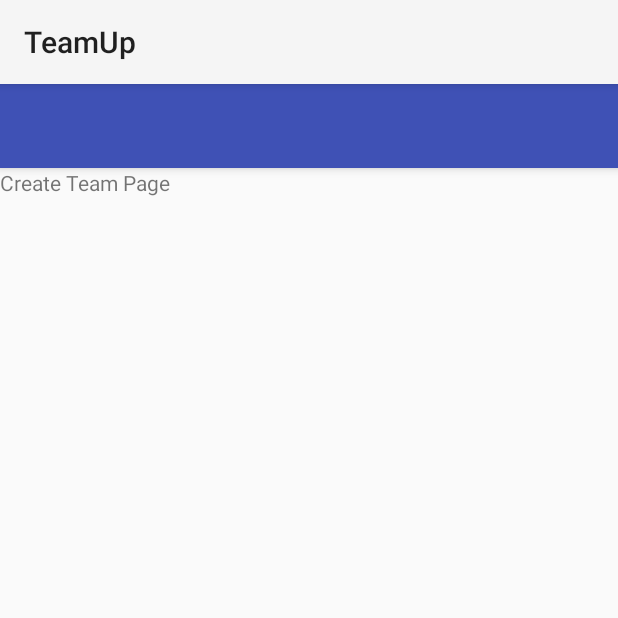
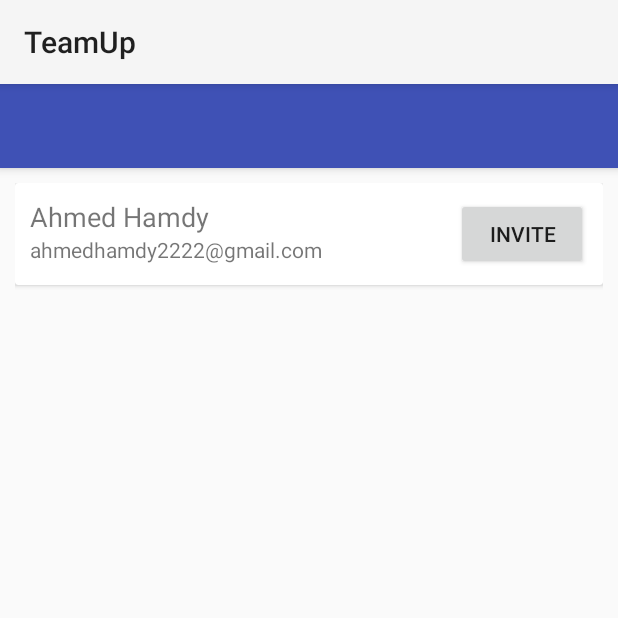
Before and after one commit to A-Hamdy/TeamUpAndroidApp, an Android app: the fragment CreateTeam placed in its activity, on a phone screen of 412 x 824 dp, the top half of it. Run offline under Robolectric (Android 15) with nearby library versions, the phone set to English and light mode, and no system bars; libraries missing offline, so code that uses them is left out: com.mikepenz.materialdrawer, com.mikepenz.materialize; pictures from the network do not load; 16 statements that could not run were skipped.

Commit message:
Modifing Create Team with List V2

```diff
--- a/app/src/main/AndroidManifest.xml
+++ b/app/src/main/AndroidManifest.xml
@@ -24,7 +24,6 @@
         <activity android:name=".Credential.Register" />
         <activity android:name=".MainActivity.MainActivity" />
         <activity android:name=".Profile.MyProfile"></activity>
-        <activity android:name=".UsersList.RecyclerViewActivity"></activity>
     </application>
 
 </manifest>
--- a/app/src/main/java/android/hmkcode/com/myapplication123/CreateTeam/CreateTeam.java
+++ b/app/src/main/java/android/hmkcode/com/myapplication123/CreateTeam/CreateTeam.java
@@ -14,6 +14,8 @@ import android.net.Uri;
 import android.os.AsyncTask;
 import android.os.Bundle;
 import android.support.v4.app.Fragment;
+import android.support.v4.app.FragmentManager;
+import android.support.v4.app.FragmentTransaction;
 import android.util.Log;
 import android.view.LayoutInflater;
 import android.view.View;
@@ -121,6 +123,14 @@ public class CreateTeam extends Fragment {
 
             progressDialog.cancel();
 
+            /*Go to Users Fragment*/
+            Fragment fragment = new TeamUsersList();
+            FragmentManager fragmentManager = getActivity().getSupportFragmentManager();
+            FragmentTransaction fragmentTransaction = fragmentManager.beginTransaction();
+            fragmentTransaction.replace(R.id.createTeam, fragment);
+            fragmentTransaction.addToBackStack(null);
+            fragmentTransaction.commit();
+
         }
     }
 
--- a/app/src/main/java/android/hmkcode/com/myapplication123/UsersList/RVAdapter.java
+++ b/app/src/main/java/android/hmkcode/com/myapplication123/CreateTeam/RVAdapter.java
@@ -1,4 +1,4 @@
-package android.hmkcode.com.myapplication123.UsersList;
+package android.hmkcode.com.myapplication123.CreateTeam;
 
 import android.hmkcode.com.myapplication123.Classes.User;
 import android.hmkcode.com.myapplication123.ProjectUtitlites.MyToast;
@@ -8,7 +8,6 @@ import android.support.v7.widget.RecyclerView;
 import android.view.LayoutInflater;
 import android.view.View;
 import android.view.ViewGroup;
-import android.widget.AdapterView;
 import android.widget.Button;
 import android.widget.ImageView;
 import android.widget.TextView;
@@ -38,7 +37,7 @@ public class RVAdapter extends RecyclerView.Adapter<RVAdapter.PersonViewHolder>{
             invite.setOnClickListener(new View.OnClickListener() {
                 @Override
                 public void onClick(View v) {
-                    MyToast.toast(v.getContext(),"clicked");
+                    MyToast.toast(v.getContext(),"clicked"+ getAdapterPosition());
                 }
             });
 //            personPhoto = (ImageView)itemView.findViewById(R.id.person_photo);
@@ -73,7 +72,6 @@ public class RVAdapter extends RecyclerView.Adapter<RVAdapter.PersonViewHolder>{
             @Override
             public void onClick(View v) {
                 MyToast.toast(v.getContext(),"View clicked" + ":P");
-
             }
         });
 //        personViewHolder.personPhoto.setImageResource(persons.get(i).photoId);
--- a/app/src/main/java/android/hmkcode/com/myapplication123/CreateTeam/TeamUsersList.java
+++ b/app/src/main/java/android/hmkcode/com/myapplication123/CreateTeam/TeamUsersList.java
@@ -1,17 +1,35 @@
 package android.hmkcode.com.myapplication123.CreateTeam;
 
+import android.app.ProgressDialog;
 import android.content.Context;
+import android.hmkcode.com.myapplication123.Classes.User;
+import android.hmkcode.com.myapplication123.ProjectUtitlites.MyToast;
+import android.hmkcode.com.myapplication123.WebServiceHandler.WebServiceHandler;
 import android.net.Uri;
+import android.os.AsyncTask;
 import android.os.Bundle;
+import android.support.annotation.Nullable;
 import android.support.v4.app.Fragment;
+import android.support.v7.widget.LinearLayoutManager;
+import android.support.v7.widget.RecyclerView;
 import android.view.LayoutInflater;
 import android.view.View;
 import android.view.ViewGroup;
 
 import android.hmkcode.com.myapplication123.R;
 
+import com.google.gson.Gson;
+
+import org.json.JSONException;
+import org.json.JSONObject;
+
+import java.util.ArrayList;
+import java.util.List;
+
 public class TeamUsersList extends Fragment {
 
+    private List<User> users;
+    private RecyclerView rv;
 
     public TeamUsersList() {
         // Required empty public constructor
@@ -32,6 +50,18 @@ public class TeamUsersList extends Fragment {
     }
 
 
+    @Override
+    public void onActivityCreated(@Nullable Bundle savedInstanceState) {
+        super.onActivityCreated(savedInstanceState);
+        rv = (RecyclerView) getView().findViewById(R.id.rv);
+
+        LinearLayoutManager llm = new LinearLayoutManager(getContext());
+        rv.setLayoutManager(llm);
+        rv.setHasFixedSize(true);
+
+        initializeData();
+        initializeAdapter();
+    }
 
     @Override
     public void onAttach(Context context) {
@@ -45,4 +75,62 @@ public class TeamUsersList extends Fragment {
     }
 
 
+
+
+    private class HttpAsyncTask extends AsyncTask<String, Void, String> {
+        ProgressDialog progressDialog;
+
+        @Override
+        protected void onPreExecute() {
+            super.onPreExecute();
+            progressDialog = new ProgressDialog(getActivity());
+            progressDialog.setIndeterminate(true);
+            progressDialog.setMessage("Getting Users ...");
+            progressDialog.show();
+        }
+
+        @Override
+        protected String doInBackground(String... urls) {
+
+
+            String result = "hh";
+//            try {
+//
+//                /*Using Gson Library JSON*/
+//                Gson jsonBuilder = new Gson();
+//                JSONObject jsonObject = new JSONObject(jsonBuilder.toJson(team));
+//                result = WebServiceHandler.handler(urls[0], jsonObject);
+//
+//            } catch (JSONException e) {
+//                e.printStackTrace();
+//            }
+
+            return result;
+
+        }
+
+
+        // onPostExecute displays the results of the AsyncTask.
+        @Override
+        protected void onPostExecute(String result) {
+
+
+            progressDialog.cancel();
+
+        }
+    }
+
+
+    private void initializeData() {
+        users = new ArrayList<>();
+        users.add(new User("Ahmed Hamdy", "ahmedhamdy2222@gmail.com"));
+
+    }
+
+    private void initializeAdapter() {
+        RVAdapter adapter = new RVAdapter(users);
+        rv.setAdapter(adapter);
+    }
+
+
 }
--- a/app/src/main/java/android/hmkcode/com/myapplication123/MyTeams/MyTeams.java
+++ b/app/src/main/java/android/hmkcode/com/myapplication123/MyTeams/MyTeams.java
@@ -17,8 +17,8 @@ import android.view.ViewGroup;
 import java.util.ArrayList;
 import java.util.List;
 
-import android.hmkcode.com.myapplication123.TeamGrid.TeamGrid;
-import android.hmkcode.com.myapplication123.TeamGrid.TeamsAdapter;
+import android.hmkcode.com.myapplication123.MyTeams.TeamGrid.TeamGrid;
+import android.hmkcode.com.myapplication123.MyTeams.TeamGrid.TeamsAdapter;
 
 
 public class MyTeams extends Fragment {
--- a/app/src/main/java/android/hmkcode/com/myapplication123/TeamGrid/TeamGrid.java
+++ b/app/src/main/java/android/hmkcode/com/myapplication123/MyTeams/TeamGrid/TeamGrid.java
@@ -1,4 +1,4 @@
-package android.hmkcode.com.myapplication123.TeamGrid;
+package android.hmkcode.com.myapplication123.MyTeams.TeamGrid;
 
 /**
  * Created by Lincoln on 18/05/16.
--- a/app/src/main/java/android/hmkcode/com/myapplication123/TeamGrid/TeamsAdapter.java
+++ b/app/src/main/java/android/hmkcode/com/myapplication123/MyTeams/TeamGrid/TeamsAdapter.java
@@ -1,4 +1,4 @@
-package android.hmkcode.com.myapplication123.TeamGrid;
+package android.hmkcode.com.myapplication123.MyTeams.TeamGrid;
 
 import android.content.Context;
 import android.hmkcode.com.myapplication123.R;
@@ -51,18 +51,26 @@ public class TeamsAdapter extends RecyclerView.Adapter<TeamsAdapter.MyViewHolder
     }
 
     @Override
-    public void onBindViewHolder(final MyViewHolder holder, int position) {
+    public void onBindViewHolder(final MyViewHolder holder, final int position) {
         TeamGrid album = teamsList.get(position);
         holder.title.setText(album.getName());
         holder.count.setText(album.getNumOfMembers() + " Team Member");
         // loading album cover using Glide library
         Glide.with(mContext).load(album.getThumbnail()).into(holder.thumbnail);
-        holder.thumbnail.setOnClickListener(new MyImageView());
+
+        holder.thumbnail.setOnClickListener(new View.OnClickListener() {
+            @Override
+            public void onClick(View view) {
+                Toast.makeText(mContext, "thumb " + holder.title.getText(), Toast.LENGTH_SHORT).show();
+            }
+        });
+
 
         holder.overflow.setOnClickListener(new View.OnClickListener() {
             @Override
             public void onClick(View view) {
                 showPopupMenu(holder.overflow);
+                //Toast.makeText(mContext, "current " + holder.title.getText(), Toast.LENGTH_SHORT).show();
             }
         });
     }
--- a/app/src/main/java/android/hmkcode/com/myapplication123/CustomApplication.java
+++ b/app/src/main/java/android/hmkcode/com/myapplication123/zOthers/CustomApplication.java
@@ -1,4 +1,4 @@
-package android.hmkcode.com.myapplication123;
+package android.hmkcode.com.myapplication123.zOthers;
 
 import android.app.Application;
 import android.graphics.drawable.Drawable;
--- a/app/src/main/java/android/hmkcode/com/myapplication123/TestFragment2.java
+++ b/app/src/main/java/android/hmkcode/com/myapplication123/zOthers/TestFragment2.java
@@ -1,5 +1,6 @@
-package android.hmkcode.com.myapplication123;
+package android.hmkcode.com.myapplication123.zOthers;
 
+import android.hmkcode.com.myapplication123.R;
 import android.os.Bundle;
 import android.support.v4.app.Fragment;
 import android.view.LayoutInflater;
--- a/app/src/main/res/layout/fragment_create_team.xml
+++ b/app/src/main/res/layout/fragment_create_team.xml
@@ -2,12 +2,13 @@
     xmlns:tools="http://schemas.android.com/tools"
     android:layout_width="match_parent"
     android:layout_height="match_parent"
+    android:id="@+id/createTeam"
     tools:context="android.hmkcode.com.myapplication123.CreateTeam.CreateTeam">
 
-    <!-- TODO: Update blank fragment layout -->
-    <TextView
-        android:layout_width="match_parent"
-        android:layout_height="match_parent"
-        android:text="Create Team Page" />
+    <!--&lt;!&ndash; TODO: Update blank fragment layout &ndash;&gt;-->
+    <!--<TextView-->
+        <!--android:layout_width="match_parent"-->
+        <!--android:layout_height="match_parent"-->
+        <!--android:text="Create Team Page" />-->
 
 </FrameLayout>
--- a/app/src/main/res/layout/fragment_team_users_list.xml
+++ b/app/src/main/res/layout/fragment_team_users_list.xml
@@ -2,12 +2,17 @@
     xmlns:tools="http://schemas.android.com/tools"
     android:layout_width="match_parent"
     android:layout_height="match_parent"
-    tools:context="android.hmkcode.com.myapplication123.CreateTeam.TeamUsersList">
+    tools:context="android.hmkcode.com.myapplication123.CreateTeam.TeamUsersList"
+    android:padding="10dp"
+    >
 
-    <!-- TODO: Update blank fragment layout -->
-    <TextView
+
+    <android.support.v7.widget.RecyclerView
+        android:layout_height="match_parent"
         android:layout_width="match_parent"
-        android:layout_height="match_parent"
-        android:text="@string/hello_blank_fragment" />
+        android:id="@+id/rv"
+        >
+
+    </android.support.v7.widget.RecyclerView>
 
 </FrameLayout>
--- a/app/src/main/res/layout/fragment_test2.xml
+++ b/app/src/main/res/layout/fragment_test2.xml
@@ -2,7 +2,7 @@
     xmlns:tools="http://schemas.android.com/tools"
     android:layout_width="match_parent"
     android:layout_height="match_parent"
-    tools:context="android.hmkcode.com.myapplication123.TestFragment2">
+    tools:context=".zOthers.TestFragment2">
 
     <!-- TODO: Update blank fragment layout -->
     <TextView
```
Also changed, not shown: app/src/main/java/android/hmkcode/com/myapplication123/Credential/LoginActivity.java (+1 -8 lines), app/src/main/java/android/hmkcode/com/myapplication123/UsersList/RecyclerViewActivity.java (deleted, +0 -44 lines).
